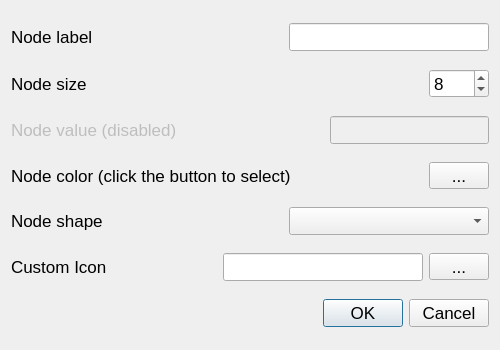
Before: the Qt Designer form src/forms/dialognodeedit.ui in socnetv/app, drawn with Qt 5.
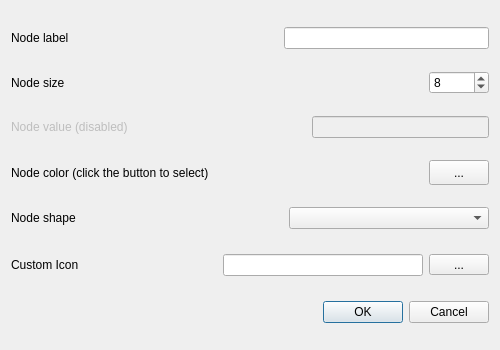
After: the same form once the commit is applied.

Commit message: fixed (reset) font family and font-sizes in all dialogs (once again...)

What changed in the file:
```diff
--- a/src/forms/dialognodeedit.ui
+++ b/src/forms/dialognodeedit.ui
@@ -30,11 +30,6 @@
     <layout class="QHBoxLayout" name="horizontalLayout">
      <item>
       <widget class="QLabel" name="label">
-       <property name="font">
-        <font>
-         <pointsize>13</pointsize>
-        </font>
-       </property>
        <property name="text">
         <string>Node label </string>
        </property>
@@ -44,6 +39,7 @@
       <spacer name="horizontalSpacer_5">
        <property name="font">
         <font>
+         <family>Liberation Sans</family>
          <pointsize>13</pointsize>
         </font>
        </property>
@@ -66,11 +62,6 @@
          <height>0</height>
         </size>
        </property>
-       <property name="font">
-        <font>
-         <pointsize>13</pointsize>
-        </font>
-       </property>
        <property name="toolTip">
         <string>&lt;html&gt;&lt;head/&gt;&lt;body&gt;&lt;p&gt;Enter a node label. &lt;/p&gt;&lt;p&gt;If multiple nodes are selected, the label you define here will be set to all of them, along with a numerical suffix, i.e. if you enter &amp;quot;Jim&amp;quot;, then the selected actors will be labeled &amp;quot;Jim1&amp;quot;, &amp;quot;Jim2&amp;quot;, &amp;quot;Jim3&amp;quot; and so on. &lt;/p&gt;&lt;/body&gt;&lt;/html&gt;</string>
        </property>
@@ -82,11 +73,6 @@
     <layout class="QHBoxLayout" name="horizontalLayout_2">
      <item>
       <widget class="QLabel" name="label_2">
-       <property name="font">
-        <font>
-         <pointsize>13</pointsize>
-        </font>
-       </property>
        <property name="text">
         <string>Node size</string>
        </property>
@@ -96,6 +82,7 @@
       <spacer name="horizontalSpacer">
        <property name="font">
         <font>
+         <family>Liberation Sans</family>
          <pointsize>13</pointsize>
         </font>
        </property>
@@ -118,11 +105,6 @@
          <height>0</height>
         </size>
        </property>
-       <property name="font">
-        <font>
-         <pointsize>13</pointsize>
-        </font>
-       </property>
        <property name="toolTip">
         <string>&lt;html&gt;&lt;head/&gt;&lt;body&gt;&lt;p&gt;Set the size of the node. &lt;/p&gt;&lt;p&gt;&lt;br/&gt;&lt;/p&gt;&lt;p&gt;Default node size: 8&lt;/p&gt;&lt;/body&gt;&lt;/html&gt;</string>
        </property>
@@ -140,11 +122,6 @@
        <property name="enabled">
         <bool>false</bool>
        </property>
-       <property name="font">
-        <font>
-         <pointsize>13</pointsize>
-        </font>
-       </property>
        <property name="text">
         <string>Node value (disabled)</string>
        </property>
@@ -154,6 +131,7 @@
       <spacer name="horizontalSpacer_2">
        <property name="font">
         <font>
+         <family>Liberation Sans</family>
          <pointsize>13</pointsize>
         </font>
        </property>
@@ -173,11 +151,6 @@
        <property name="enabled">
         <bool>false</bool>
        </property>
-       <property name="font">
-        <font>
-         <pointsize>13</pointsize>
-        </font>
-       </property>
       </widget>
      </item>
     </layout>
@@ -186,11 +159,6 @@
     <layout class="QHBoxLayout" name="horizontalLayout_4">
      <item>
       <widget class="QLabel" name="label_4">
-       <property name="font">
-        <font>
-         <pointsize>13</pointsize>
-        </font>
-       </property>
        <property name="text">
         <string>Node color (click the button to select)</string>
        </property>
@@ -200,6 +168,7 @@
       <spacer name="horizontalSpacer_3">
        <property name="font">
         <font>
+         <family>Liberation Sans</family>
          <pointsize>13</pointsize>
         </font>
        </property>
@@ -222,11 +191,6 @@
          <height>25</height>
         </size>
        </property>
-       <property name="font">
-        <font>
-         <pointsize>13</pointsize>
-        </font>
-       </property>
        <property name="text">
         <string>...</string>
        </property>
@@ -244,11 +208,6 @@
     <layout class="QHBoxLayout" name="horizontalLayout_5">
      <item>
       <widget class="QLabel" name="label_5">
-       <property name="font">
-        <font>
-         <pointsize>13</pointsize>
-        </font>
-       </property>
        <property name="text">
         <string>Node shape</string>
        </property>
@@ -258,6 +217,7 @@
       <spacer name="horizontalSpacer_4">
        <property name="font">
         <font>
+         <family>Liberation Sans</family>
          <pointsize>13</pointsize>
         </font>
        </property>
@@ -289,11 +249,6 @@
          <height>16777215</height>
         </size>
        </property>
-       <property name="font">
-        <font>
-         <pointsize>13</pointsize>
-        </font>
-       </property>
        <property name="toolTip">
         <string>&lt;html&gt;&lt;head/&gt;&lt;body&gt;&lt;p&gt;Select a node shape. &lt;/p&gt;&lt;p&gt;If you select &amp;quot;Icon&amp;quot; then you must click on the custom icon button (below) to select the desired icon file from your filesystem. &lt;/p&gt;&lt;/body&gt;&lt;/html&gt;</string>
        </property>
@@ -305,11 +260,6 @@
     <layout class="QHBoxLayout" name="horizontalLayout_25">
      <item>
       <widget class="QLabel" name="label_24">
-       <property name="font">
-        <font>
-         <pointsize>13</pointsize>
-        </font>
-       </property>
        <property name="toolTip">
         <string>&lt;html&gt;&lt;head/&gt;&lt;body&gt;&lt;p&gt;&lt;span style=&quot; font-weight:600;&quot;&gt;Background image&lt;/span&gt;&lt;/p&gt;&lt;p&gt;Click the button on the right to select a new background image.&lt;/p&gt;&lt;p&gt;If the file does not exist, the default background color will be used.&lt;/p&gt;&lt;p&gt;This is a permanent setting. Once you press OK, it will be saved and will be the default of the application every time you run SocNetV - until you change it again.&lt;/p&gt;&lt;p&gt;&lt;br/&gt;&lt;/p&gt;&lt;/body&gt;&lt;/html&gt;</string>
        </property>
@@ -322,6 +272,7 @@
       <spacer name="horizontalSpacer_24">
        <property name="font">
         <font>
+         <family>Liberation Sans</family>
          <pointsize>13</pointsize>
         </font>
        </property>
@@ -344,11 +295,6 @@
          <height>0</height>
         </size>
        </property>
-       <property name="font">
-        <font>
-         <pointsize>13</pointsize>
-        </font>
-       </property>
        <property name="toolTip">
         <string>&lt;html&gt;&lt;head/&gt;&lt;body&gt;&lt;p&gt;&lt;span style=&quot; font-weight:600;&quot;&gt;Custom Icon &lt;/span&gt;&lt;/p&gt;&lt;p&gt;This box only shows the path of the selected custom icon file for all network nodes. If it is empty, it means you have not selected any image yet.&lt;/p&gt;&lt;p&gt;Click the button on the right to select a new image to be used as custom icon in all the nodes of the network.&lt;/p&gt;&lt;p&gt;Valid icons are images: JPG, PNG, JPEG, SVG etc.&lt;/p&gt;&lt;p&gt;This is a permanent setting. Once you press OK, it will be saved and will be the default of the application every time you run SocNetV - until you change it again.&lt;/p&gt;&lt;p&gt;&lt;br/&gt;&lt;/p&gt;&lt;/body&gt;&lt;/html&gt;</string>
        </property>
@@ -371,11 +317,6 @@
          <height>0</height>
         </size>
        </property>
-       <property name="font">
-        <font>
-         <pointsize>13</pointsize>
-        </font>
-       </property>
        <property name="toolTip">
         <string>&lt;html&gt;&lt;head/&gt;&lt;body&gt;&lt;p&gt;&lt;span style=&quot; font-weight:600;&quot;&gt;Custom Icon &lt;/span&gt;&lt;/p&gt;&lt;p&gt;Click this button to select a new custom icon for all nodes of the network. &lt;/p&gt;&lt;p&gt;Valid icons are images: JPG, PNG, JPEG, SVG etc.&lt;/p&gt;&lt;p&gt;If you don't select an image file, you must select one of the default shapes from the Node Shape menu above. &lt;/p&gt;&lt;p&gt;This is a permanent setting. Once you press OK, it will be saved and will be the default of the application every time you run SocNetV - until you change it again.&lt;/p&gt;&lt;p&gt;&lt;br/&gt;&lt;/p&gt;&lt;/body&gt;&lt;/html&gt;</string>
        </property>
@@ -391,11 +332,6 @@
    </item>
    <item row="6" column="0">
     <widget class="QDialogButtonBox" name="buttonBox">
-     <property name="font">
-      <font>
-       <pointsize>13</pointsize>
-      </font>
-     </property>
      <property name="orientation">
       <enum>Qt::Horizontal</enum>
      </property>
```
The commit also changes 14 other files.
